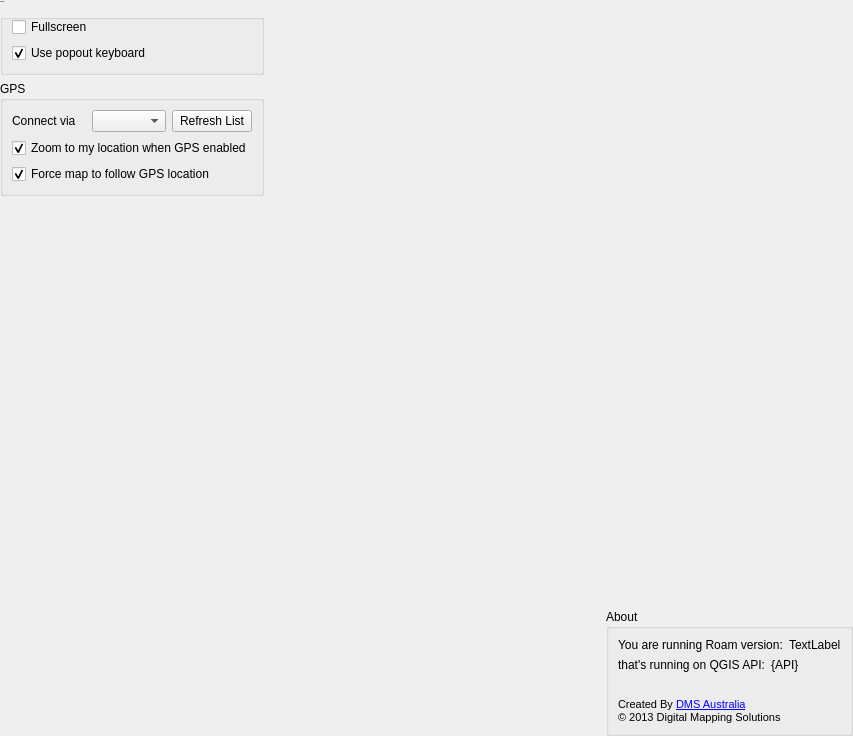
Qt form src/roam/ui/ui_settings.ui (roam-qgis/Roam) before a commit.
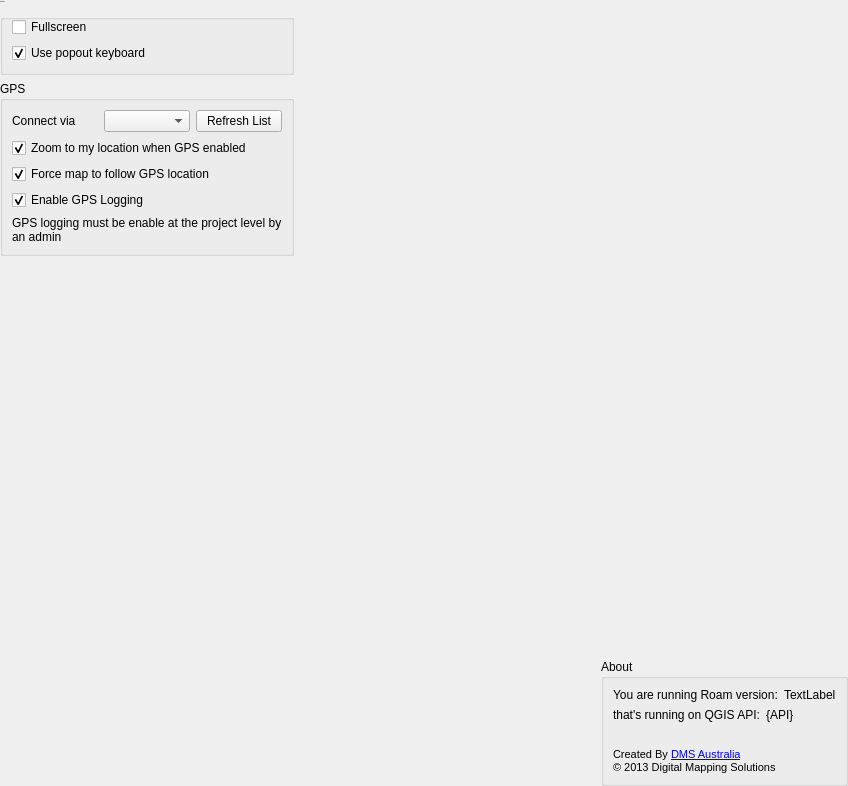
The same form after that commit. Icons and pictures are not drawn.

Commit message: Add setting for GPS logging

Diff of the .ui file:
```diff
--- a/src/roam/ui/ui_settings.ui
+++ b/src/roam/ui/ui_settings.ui
@@ -6,8 +6,8 @@
    <rect>
     <x>0</x>
     <y>0</y>
-    <width>853</width>
-    <height>736</height>
+    <width>848</width>
+    <height>786</height>
    </rect>
   </property>
   <property name="windowTitle">
@@ -118,10 +118,30 @@
         </property>
        </widget>
       </item>
+      <item row="3" column="1">
+       <widget class="QCheckBox" name="gpsloggingCheck">
+        <property name="text">
+         <string>Enable GPS Logging</string>
+        </property>
+        <property name="checked">
+         <bool>true</bool>
+        </property>
+       </widget>
+      </item>
+      <item row="4" column="1">
+       <widget class="QLabel" name="label_6">
+        <property name="text">
+         <string>GPS logging must be enable at the project level by an admin</string>
+        </property>
+        <property name="wordWrap">
+         <bool>true</bool>
+        </property>
+       </widget>
+      </item>
      </layout>
     </widget>
    </item>
-   <item row="2" column="0" rowspan="2">
+   <item row="3" column="0" rowspan="2">
     <spacer name="verticalSpacer">
      <property name="orientation">
       <enum>Qt::Vertical</enum>
@@ -134,7 +154,7 @@
      </property>
     </spacer>
    </item>
-   <item row="3" column="2">
+   <item row="4" column="2">
     <widget class="QGroupBox" name="groupBox_3">
      <property name="title">
       <string>About</string>
@@ -265,7 +285,7 @@
      </layout>
     </widget>
    </item>
-   <item row="2" column="1">
+   <item row="3" column="1">
     <spacer name="horizontalSpacer">
      <property name="orientation">
       <enum>Qt::Horizontal</enum>
@@ -278,7 +298,7 @@
      </property>
     </spacer>
    </item>
-   <item row="2" column="2">
+   <item row="3" column="2">
     <spacer name="verticalSpacer_2">
      <property name="orientation">
       <enum>Qt::Vertical</enum>
```
The commit also changes 3 other files.
